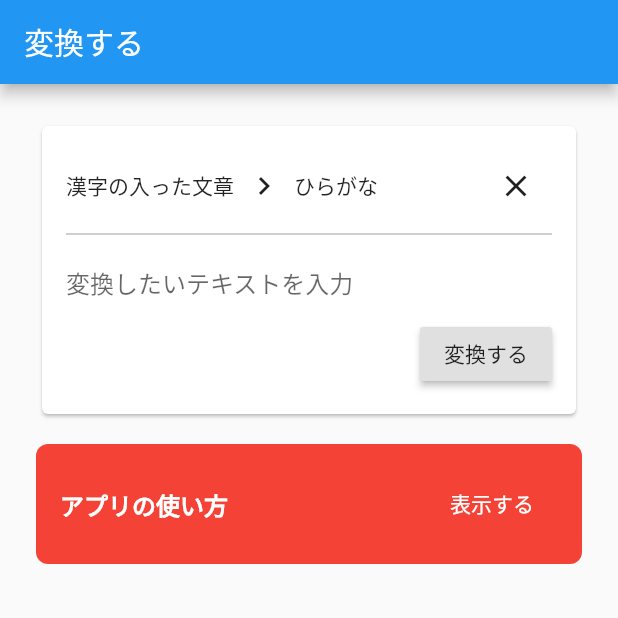
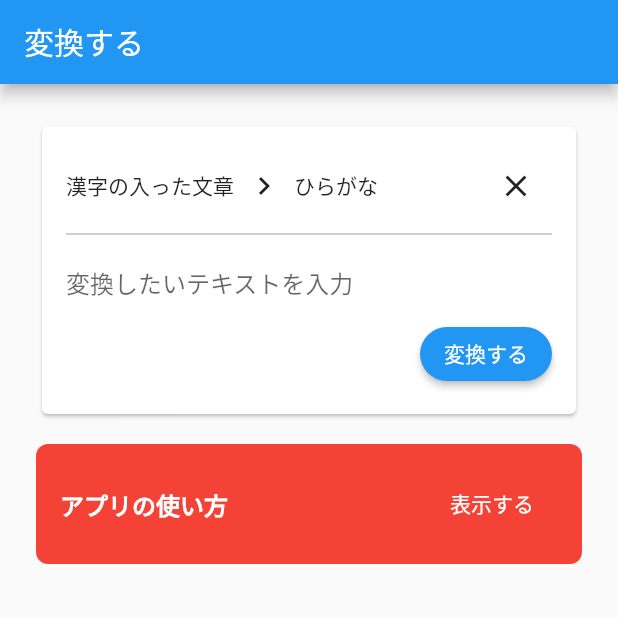
Before and after one commit to hayabusabusa/Rubbby-flutter, a Flutter app: the screen it shows after launch, on a phone screen of 412 x 824 dp, the top half of it. Run offline on Flutter 3.47's test engine with Material 2 defaults, Android fonts, the phone set to English and light mode, and no system bars.

Commit message:
Fix button design

```diff
--- a/lib/widget/input_sentence_form_widget.dart
+++ b/lib/widget/input_sentence_form_widget.dart
@@ -84,7 +84,12 @@ class _InputSentenceFormWidgetState extends State<InputSentenceFormWidget> {
                   opacity: _isEditing ? 0 : 1,
                   duration: Duration(milliseconds: 200),
                   child: RaisedButton(
-                    child: Text('変換する'),
+                    child: Text(
+                      '変換する',
+                      style: TextStyle(color: Colors.white),
+                    ),
+                    color: Colors.blue,
+                    shape: StadiumBorder(),
                     onPressed: () {},
                   ),
                 )
```
